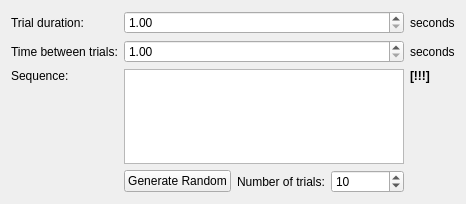
This is ObjectTrackMatrix/ExperimentSetup.ui in parallax-xallaraq/ObjectTrackMatrix as Qt 5 draws it before an edit. The edited form follows.
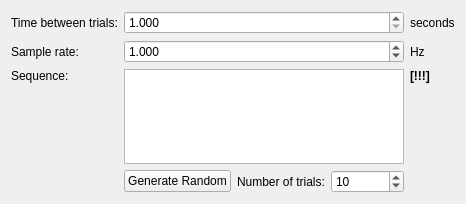
This is the edited form.

Commit message:
add sample rate option
also remove trial duration

The edit to the form file:
```diff
--- a/ObjectTrackMatrix/ExperimentSetup.ui
+++ b/ObjectTrackMatrix/ExperimentSetup.ui
@@ -14,27 +14,6 @@
    <string>Form</string>
   </property>
   <layout class="QGridLayout" name="gridLayout">
-   <item row="0" column="0">
-    <widget class="QLabel" name="label_trialDuration">
-     <property name="text">
-      <string>Trial duration:</string>
-     </property>
-    </widget>
-   </item>
-   <item row="0" column="1">
-    <widget class="QDoubleSpinBox" name="doubleSpinBox_trialDuration">
-     <property name="minimum">
-      <double>1.000000000000000</double>
-     </property>
-    </widget>
-   </item>
-   <item row="0" column="2">
-    <widget class="QLabel" name="label_secDuration">
-     <property name="text">
-      <string>seconds</string>
-     </property>
-    </widget>
-   </item>
    <item row="1" column="0">
     <widget class="QLabel" name="label_timeBetweenTrials">
      <property name="text">
@@ -44,29 +23,25 @@
    </item>
    <item row="1" column="1">
     <widget class="QDoubleSpinBox" name="doubleSpinBox_timeBetweenTrials">
+     <property name="decimals">
+      <number>3</number>
+     </property>
      <property name="minimum">
       <double>1.000000000000000</double>
      </property>
     </widget>
    </item>
-   <item row="1" column="2">
-    <widget class="QLabel" name="label_secBetweenTrials">
-     <property name="text">
-      <string>seconds</string>
-     </property>
-    </widget>
+   <item row="3" column="1">
+    <widget class="QPlainTextEdit" name="plainTextEdit_sequence"/>
    </item>
-   <item row="2" column="0" alignment="Qt::AlignTop">
+   <item row="3" column="0" alignment="Qt::AlignTop">
     <widget class="QLabel" name="label_sequence">
      <property name="text">
       <string>Sequence:</string>
      </property>
     </widget>
    </item>
-   <item row="2" column="1">
-    <widget class="QPlainTextEdit" name="plainTextEdit_sequence"/>
-   </item>
-   <item row="2" column="2">
+   <item row="3" column="2">
     <layout class="QVBoxLayout" name="verticalLayout_2">
      <item alignment="Qt::AlignTop">
       <widget class="QLabel" name="label_errSequence">
@@ -83,7 +58,7 @@
      </item>
     </layout>
    </item>
-   <item row="3" column="1">
+   <item row="4" column="1">
     <layout class="QHBoxLayout" name="horizontalLayout_2">
      <item>
       <widget class="QPushButton" name="pushButton_generateRandomSequence">
@@ -111,6 +86,40 @@
      </item>
     </layout>
    </item>
+   <item row="1" column="2">
+    <widget class="QLabel" name="label_secBetweenTrials">
+     <property name="text">
+      <string>seconds</string>
+     </property>
+    </widget>
+   </item>
+   <item row="2" column="0">
+    <widget class="QLabel" name="label_sampleRate">
+     <property name="text">
+      <string>Sample rate:</string>
+     </property>
+    </widget>
+   </item>
+   <item row="2" column="2">
+    <widget class="QLabel" name="label_HzSampleRate">
+     <property name="text">
+      <string>Hz</string>
+     </property>
+    </widget>
+   </item>
+   <item row="2" column="1">
+    <widget class="QDoubleSpinBox" name="doubleSpinBox_sampleRate">
+     <property name="decimals">
+      <number>3</number>
+     </property>
+     <property name="maximum">
+      <double>1000.000000000000000</double>
+     </property>
+     <property name="value">
+      <double>1.000000000000000</double>
+     </property>
+    </widget>
+   </item>
   </layout>
  </widget>
  <tabstops>
```
Left out of the diff: 1 changed line with no effect on the pictures. The commit also changes 5 other files.
